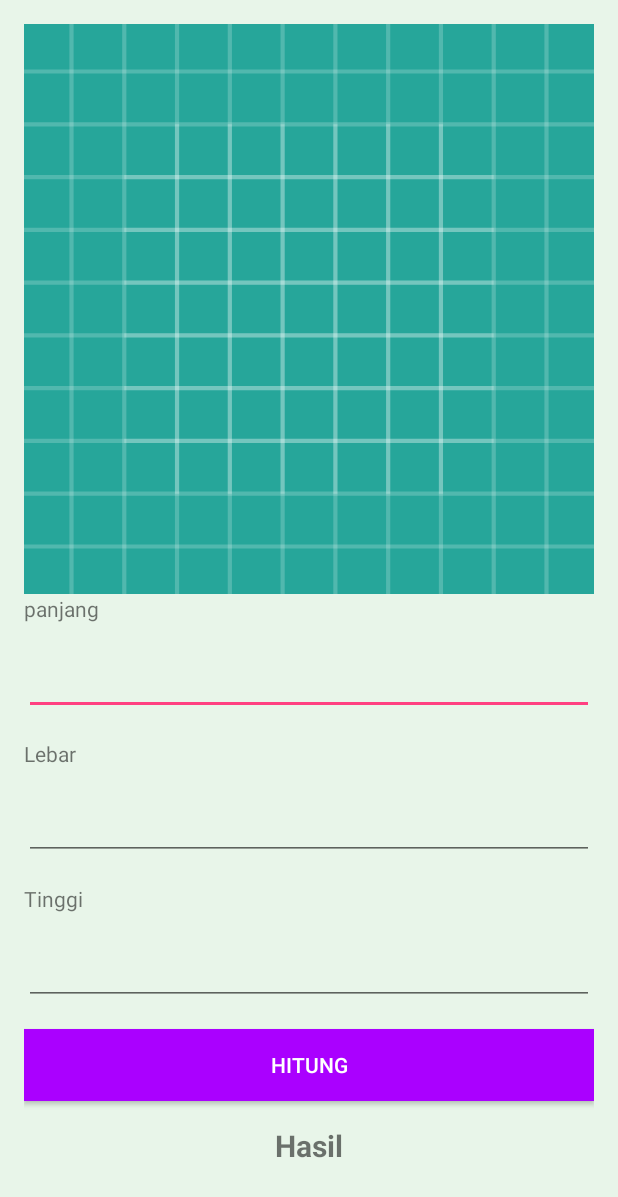
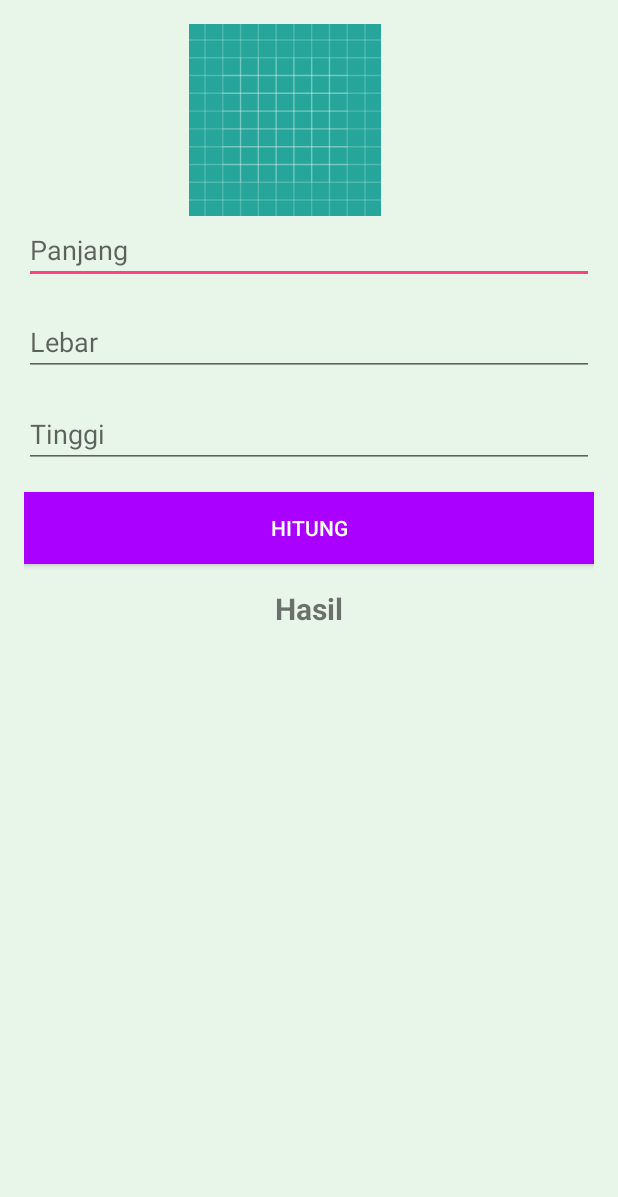
Before and after one commit to RachmanForniandi/VolumeBalokCountApp, an Android app: the layout activity_main.xml on its own in the app's theme, with its tools: preview values and no code run, on a phone screen of 412 x 824 dp. Shown: the top 1197 px of the screen. Run offline under Robolectric (Android 15) with nearby library versions, the phone set to English and light mode, and no system bars.

Commit message:
revisi task

```diff
--- a/VolumeBalokCountApp/app/src/main/AndroidManifest.xml
+++ b/VolumeBalokCountApp/app/src/main/AndroidManifest.xml
@@ -5,9 +5,9 @@
 
     <application
         android:allowBackup="true"
-        android:icon="@mipmap/ic_launcher"
+        android:icon="@drawable/geometry_icon"
         android:label="@string/app_name"
-        android:roundIcon="@mipmap/ic_launcher_round"
+        android:roundIcon="@drawable/geometry_icon"
         android:supportsRtl="true"
         android:theme="@style/AppTheme">
         <activity android:name=".MainActivity">
--- a/VolumeBalokCountApp/app/src/main/res/layout/activity_main.xml
+++ b/VolumeBalokCountApp/app/src/main/res/layout/activity_main.xml
@@ -12,10 +12,6 @@
 
     tools:context="com.example.user.activitybarvolume.MainActivity">
 
-    <ScrollView
-        android:layout_width="match_parent"
-        android:layout_height="wrap_content">
-
         <LinearLayout
             android:layout_width="match_parent"
             android:layout_height="wrap_content"
@@ -23,15 +19,10 @@
 
             <ImageView
                 android:id="@+id/model_image"
-                android:layout_width="match_parent"
-                android:layout_height="wrap_content"
+                android:layout_width="348dp"
+                android:layout_height="128dp"
                 android:src="@drawable/ic_launcher_background"
                 android:adjustViewBounds="true"/>
-            <TextView
-                android:layout_width="match_parent"
-                android:layout_height="wrap_content"
-                android:text="@string/panjang"
-                android:layout_marginBottom="@dimen/activity_vertical_margin"/>
 
             <EditText
                 android:id="@+id/et_panjang"
@@ -39,12 +30,7 @@
                 android:layout_height="wrap_content"
                 android:inputType="numberDecimal"
                 android:lines="1"
-                android:layout_marginBottom="@dimen/activity_vertical_margin"/>
-
-            <TextView
-                android:layout_width="match_parent"
-                android:layout_height="wrap_content"
-                android:text="@string/lebar"
+                android:hint="Panjang"
                 android:layout_marginBottom="@dimen/activity_vertical_margin"/>
 
             <EditText
@@ -53,12 +39,7 @@
                 android:layout_height="wrap_content"
                 android:inputType="numberDecimal"
                 android:lines="1"
-                android:layout_marginBottom="@dimen/activity_vertical_margin"/>
-
-            <TextView
-                android:layout_width="match_parent"
-                android:layout_height="wrap_content"
-                android:text="@string/tinggi"
+                android:hint="Lebar"
                 android:layout_marginBottom="@dimen/activity_vertical_margin"/>
 
             <EditText
@@ -67,6 +48,7 @@
                 android:layout_height="wrap_content"
                 android:inputType="numberDecimal"
                 android:lines="1"
+                android:hint="Tinggi"
                 android:layout_marginBottom="@dimen/activity_vertical_margin"/>
 
             <Button
@@ -89,6 +71,4 @@
                 android:layout_marginBottom="@dimen/activity_vertical_margin"/>
         </LinearLayout>
 
-    </ScrollView>
-
 </LinearLayout>
```
Also changed, not shown: VolumeBalokCountApp/app/src/main/res/drawable-xhdpi/geometry_icon.png (added).
